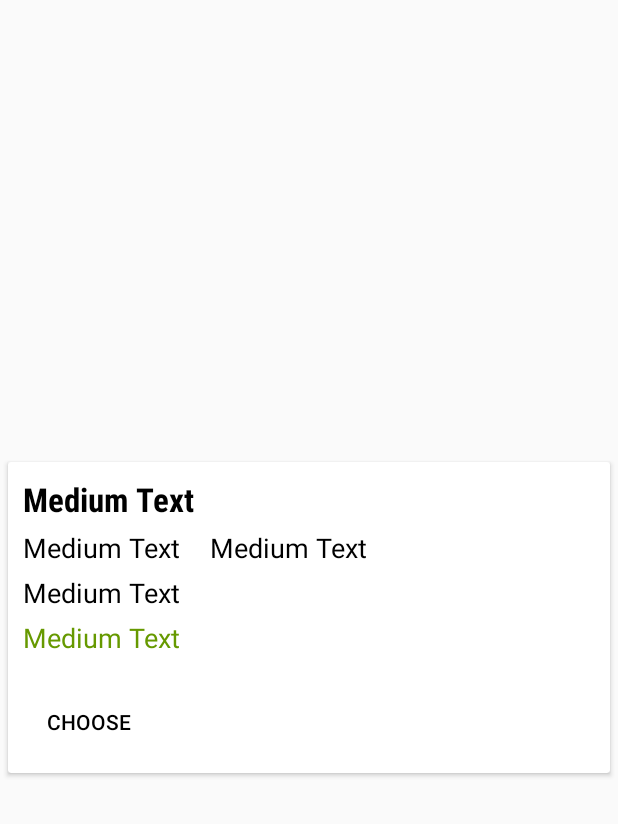
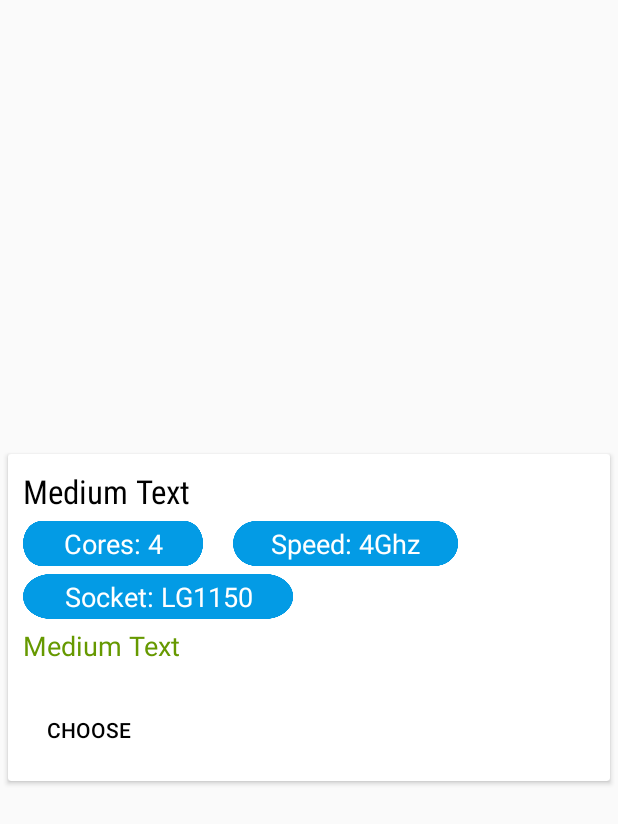
Before and after one commit to AkshayLaghate/MyPCBuilder, an Android app: the layout processor_item.xml on its own in the app's theme, with its tools: preview values and no code run, on a phone screen of 412 x 824 dp. Shown: the top 824 px of the screen. Run offline under Robolectric (Android 15) with nearby library versions, the phone set to English and light mode, and no system bars; network calls fail.

Commit message:
+ UI Changes +.

```diff
--- a/app/src/main/res/layout/processor_item.xml
+++ b/app/src/main/res/layout/processor_item.xml
@@ -25,49 +25,54 @@
             android:fontFamily="sans-serif-condensed"
             android:text="Medium Text"
             android:textAppearance="?android:attr/textAppearanceLarge"
-            android:textColor="@android:color/black"
-            android:textStyle="bold" />
+            android:textColor="@android:color/black" />
 
 
         <TextView
             android:id="@+id/tvProcessorItemCore"
-            android:layout_width="wrap_content"
-            android:layout_height="wrap_content"
+            android:layout_width="120dp"
+            android:layout_height="30dp"
             android:layout_alignParentLeft="true"
             android:layout_alignParentStart="true"
             android:layout_alignParentTop="false"
             android:layout_below="@id/tvProcessorItemName"
             android:layout_marginTop="5dp"
-            android:text="Medium Text"
+            android:background="@drawable/blue_button"
+            android:gravity="center"
+            android:text="Cores: 4"
             android:textAppearance="?android:attr/textAppearanceMedium"
-            android:textColor="@android:color/black" />
+            android:textColor="@android:color/white" />
 
         <TextView
             android:id="@+id/tvProcessorItemSpeed"
-            android:layout_width="wrap_content"
-            android:layout_height="wrap_content"
+            android:layout_width="150dp"
+            android:layout_height="30dp"
             android:layout_below="@id/tvProcessorItemName"
             android:layout_marginLeft="20dp"
             android:layout_marginStart="20dp"
             android:layout_marginTop="5dp"
             android:layout_toEndOf="@id/tvProcessorItemCore"
             android:layout_toRightOf="@id/tvProcessorItemCore"
-            android:text="Medium Text"
+            android:background="@drawable/blue_button"
+            android:gravity="center"
+            android:text="Speed: 4Ghz"
             android:textAppearance="?android:attr/textAppearanceMedium"
-            android:textColor="@android:color/black" />
+            android:textColor="@android:color/white" />
 
         <TextView
             android:id="@+id/tvProcessorItemSocket"
-            android:layout_width="wrap_content"
-            android:layout_height="wrap_content"
+            android:layout_width="180dp"
+            android:layout_height="30dp"
             android:layout_alignParentLeft="true"
             android:layout_alignParentStart="true"
             android:layout_alignParentTop="false"
             android:layout_below="@id/tvProcessorItemCore"
             android:layout_marginTop="5dp"
-            android:text="Medium Text"
+            android:background="@drawable/blue_button"
+            android:gravity="center"
+            android:text="Socket: LG1150"
             android:textAppearance="?android:attr/textAppearanceMedium"
-            android:textColor="@android:color/black" />
+            android:textColor="@android:color/white" />
 
         <TextView
             android:id="@+id/tvProcessorItemPrice"
```
Also changed, not shown: app/src/main/res/drawable/blue_button.png (added).
